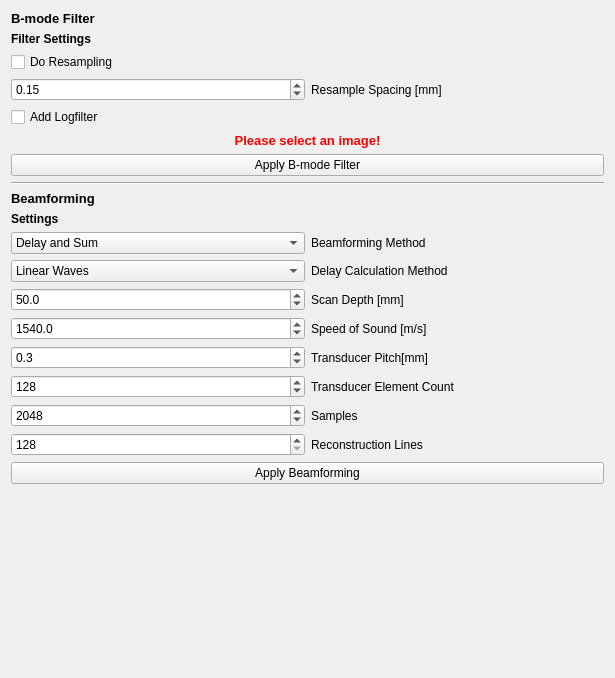
First picture: the form in Plugins/org.mitk.gui.qt.photoacoustics.imageprocessing/src/internal/PAImageProcessingControls.ui, repository MITK/MITK, before the edit.
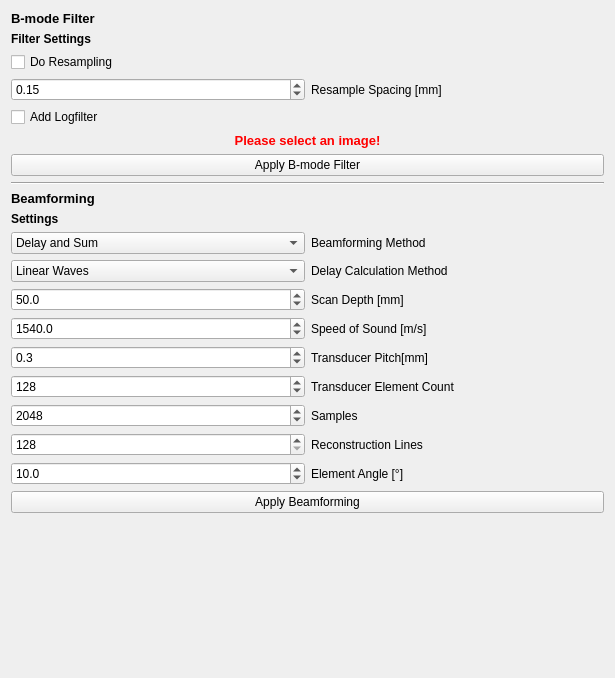
Second picture: the form after the edit.

Commit message: T22228 -added element angle and new apodisation also using a Von-Han window and appropiate normalisation

What changed in the file:
```diff
--- a/Plugins/org.mitk.gui.qt.photoacoustics.imageprocessing/src/internal/PAImageProcessingControls.ui
+++ b/Plugins/org.mitk.gui.qt.photoacoustics.imageprocessing/src/internal/PAImageProcessingControls.ui
@@ -318,6 +318,26 @@
            </property>
           </widget>
          </item>
+         <item row="9" column="0">
+          <widget class="QDoubleSpinBox" name="Angle">
+           <property name="decimals">
+            <number>1</number>
+           </property>
+           <property name="minimum">
+            <double>1.000000000000000</double>
+           </property>
+           <property name="value">
+            <double>10.000000000000000</double>
+           </property>
+          </widget>
+         </item>
+         <item row="9" column="1">
+          <widget class="QLabel" name="label_9">
+           <property name="text">
+            <string>Element Angle [°]</string>
+           </property>
+          </widget>
+         </item>
         </layout>
        </item>
        <item>
```
The commit also changes 5 other files.
